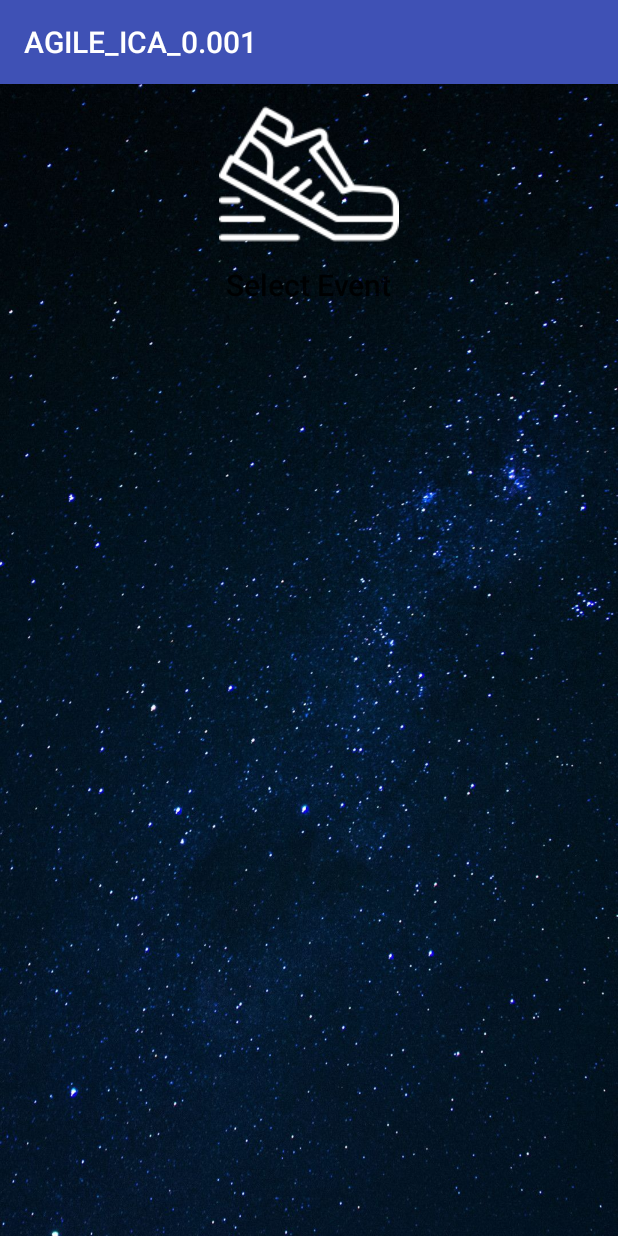
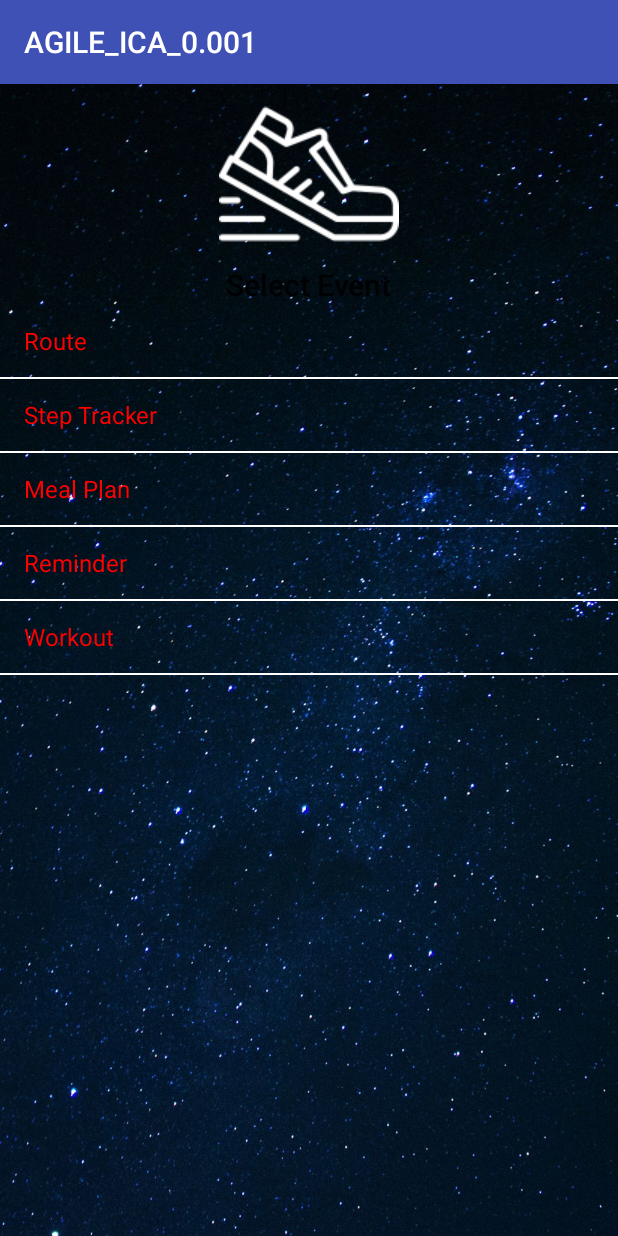
Before and after one commit to Thulaksan/InspireFitnessApp, an Android app: the CreateEventActivity screen opened directly, with no data from a screen before it, on a phone screen of 412 x 824 dp. Run offline under Robolectric (Android 15) with nearby library versions, the phone set to English and light mode, and no system bars.

Commit message:
List Layout Updated

```diff
--- a/app/src/main/java/uk/ac/tees/t7191599/agile_ica_0001/CreateEventActivity.java
+++ b/app/src/main/java/uk/ac/tees/t7191599/agile_ica_0001/CreateEventActivity.java
@@ -1,16 +1,41 @@
 package uk.ac.tees.t7191599.agile_ica_0001;
 
+import android.graphics.Color;
 import android.support.v7.app.AppCompatActivity;
 import android.os.Bundle;
+import android.view.View;
+import android.view.ViewGroup;
 import android.widget.ArrayAdapter;
 import android.widget.ListView;
+import android.widget.TextView;
+
+import java.util.ArrayList;
+import java.util.Arrays;
+import java.util.List;
 
 public class CreateEventActivity extends AppCompatActivity {
-
+    ListView lv;
+    String[] eventTypes= new String[]{"Route", "Step Tracker", "Meal Plan", "Reminder", "Workout"};
 
     @Override
     protected void onCreate(Bundle savedInstanceState) {
         super.onCreate(savedInstanceState);
         setContentView(R.layout.activity_create_event);
+        lv = (ListView) findViewById(R.id.Event_List);
+
+        List<String> eventList = new ArrayList<String>(Arrays.asList(eventTypes));
+
+        ArrayAdapter<String> stringAdapter = new ArrayAdapter<String>(this, android.R.layout.simple_list_item_1, eventList) {
+
+            @Override
+            public View getView(int position, View convertView, ViewGroup parent) {
+                View view = super.getView(position, convertView, parent);
+                TextView tv = (TextView) view.findViewById(android.R.id.text1);
+                tv.setTextColor(Color.RED);
+                return view;
+            }
+        };
+        lv.setAdapter(stringAdapter);
+
     }
 }
--- a/app/src/main/java/uk/ac/tees/t7191599/agile_ica_0001/EventListActivity.java
+++ b/app/src/main/java/uk/ac/tees/t7191599/agile_ica_0001/EventListActivity.java
@@ -10,14 +10,14 @@ import android.widget.ListView;
 
 public class EventListActivity extends AppCompatActivity {
     ListView listv;
-    String[] eventTypes= new String[]{"apples", "apirs", "donkys", "newbirds", "cats", "Dogs"};
+    String[] ev= new String[]{"apples", "apirs", "donkys", "newbirds", "cats", "Dogs"};
 
     @Override
     protected void onCreate(Bundle savedInstanceState) {
         super.onCreate(savedInstanceState);
         setContentView(R.layout.activity_event_list);
         listv = (ListView) findViewById(R.id.ListView);
-        ArrayAdapter adapter = new ArrayAdapter(EventListActivity.this,android.R.layout.simple_expandable_list_item_1,eventTypes);
+        ArrayAdapter adapter = new ArrayAdapter(EventListActivity.this,android.R.layout.simple_expandable_list_item_1,ev);
         listv.setAdapter(adapter);
     }
     public void CreateEvent(View view)
--- a/app/src/main/res/layout/activity_create_event.xml
+++ b/app/src/main/res/layout/activity_create_event.xml
@@ -33,6 +33,7 @@
         android:cacheColorHint="@android:color/holo_blue_bright"
         android:divider="@color/cardview_light_background"
         android:dividerHeight="1dip"
+        android:listSelector="#8dd9de"
         android:scrollbars="none|horizontal|vertical" />
 
 </RelativeLayout>
--- a/app/src/main/res/layout/activity_event_list.xml
+++ b/app/src/main/res/layout/activity_event_list.xml
@@ -24,7 +24,6 @@
         android:cacheColorHint="@color/cardview_light_background"
         android:divider="@color/cardview_light_background"
         android:dividerHeight="1dip"
-        android:entries="@color/cardview_light_background"
         android:footerDividersEnabled="false"
         android:headerDividersEnabled="false"
         android:listSelector="#8dd9de"
```
